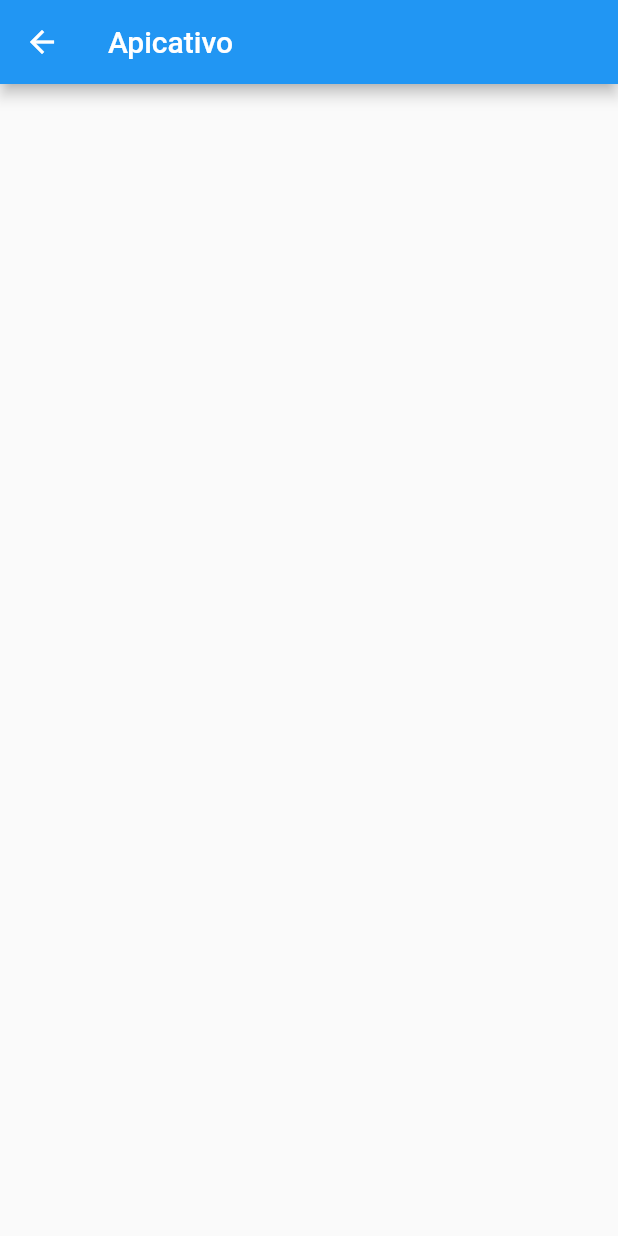
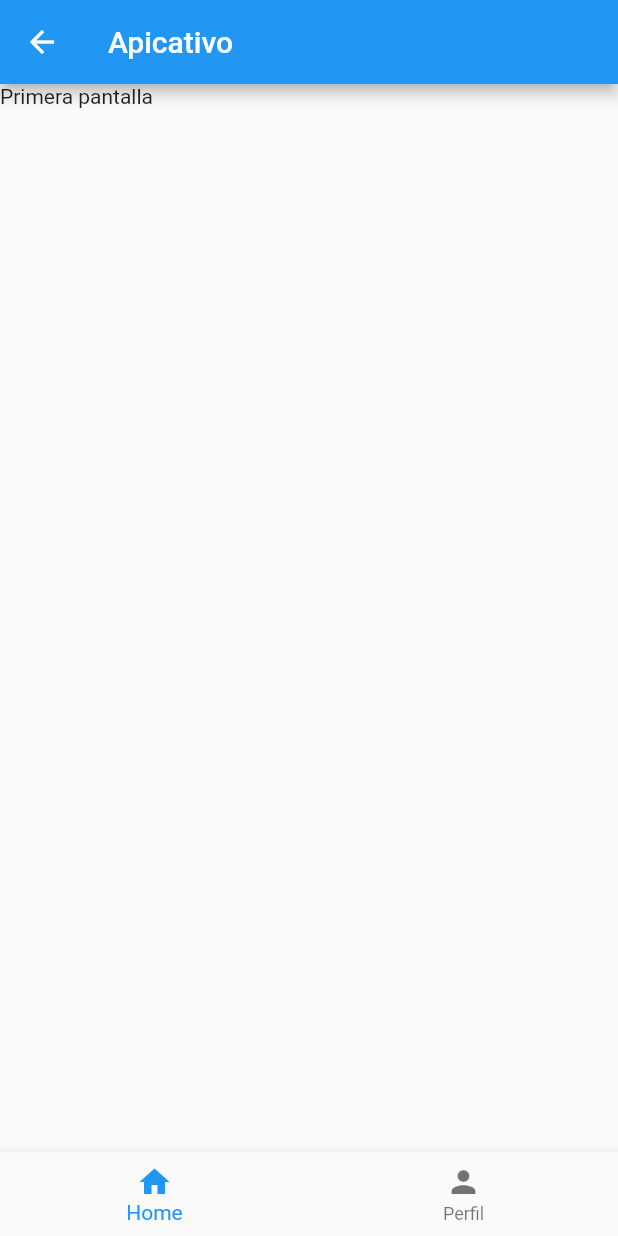
Before and after one commit to MVasquez95/Kev-app, a Flutter app: the MenuPage screen opened directly, on a phone screen of 412 x 824 dp. Run offline on Flutter 3.47's test engine with Material 2 defaults, Android fonts, the phone set to English and light mode, and no system bars; our stand-ins replace bloc, equatable.

Commit message:
Navigation bar

```diff
--- a/lib/blocs/login/login_event.dart
+++ b/lib/blocs/login/login_event.dart
@@ -10,13 +10,13 @@ abstract class LoginEvent extends Equatable {
 class LoginUserChanged extends LoginEvent{
   final String username;
 
-  LoginUserChanged(this.username);
+  const LoginUserChanged(this.username);
 }
 
 class LoginPassChanged extends LoginEvent{
   final String password;
 
-  LoginPassChanged(this.password);
+  const LoginPassChanged(this.password);
 }
 
 class LoginSubmitted extends LoginEvent{}
--- a/lib/blocs/login/login_state.dart
+++ b/lib/blocs/login/login_state.dart
@@ -5,7 +5,7 @@ abstract class LoginState extends Equatable {
   final String password;
   final FormSubmissionStatus formStatus;
 
-  LoginState({
+  const LoginState({
     this.username = '',
     this.password = '',
     this.formStatus = const InitialFormStatus(),
--- a/lib/pages/menu/menu.dart
+++ b/lib/pages/menu/menu.dart
@@ -10,8 +10,14 @@ class MenuPage extends StatefulWidget {
 }
 
 class _MenuPageState extends State<MenuPage> {
-  final int _selectedIndex = 0;
+  int _selectedIndex = 0;
   PageController pageController = PageController();
+  void onTapped(int index){
+    setState(() {
+      _selectedIndex = index;
+    });
+    pageController.jumpToPage(index);
+  }
   @override
   Widget build(BuildContext context) {
     return SafeArea(
@@ -21,7 +27,18 @@ class _MenuPageState extends State<MenuPage> {
         ),
         body: PageView(
           controller: pageController,
+          children: const [
+            Text("Primera pantalla"),
+            Text("Segunda pantalla")
+          ],
         ),
+        bottomNavigationBar: BottomNavigationBar(
+            items: const <BottomNavigationBarItem>[
+              BottomNavigationBarItem(icon: Icon(Icons.home), label: 'Home'),
+              BottomNavigationBarItem(icon: Icon(Icons.person), label: 'Perfil')
+            ],
+            currentIndex: _selectedIndex,
+            onTap: onTapped,),
       ),
     );
   }
```
Also changed, not shown: lib/pages/login/login.dart (+7 -1 lines).
